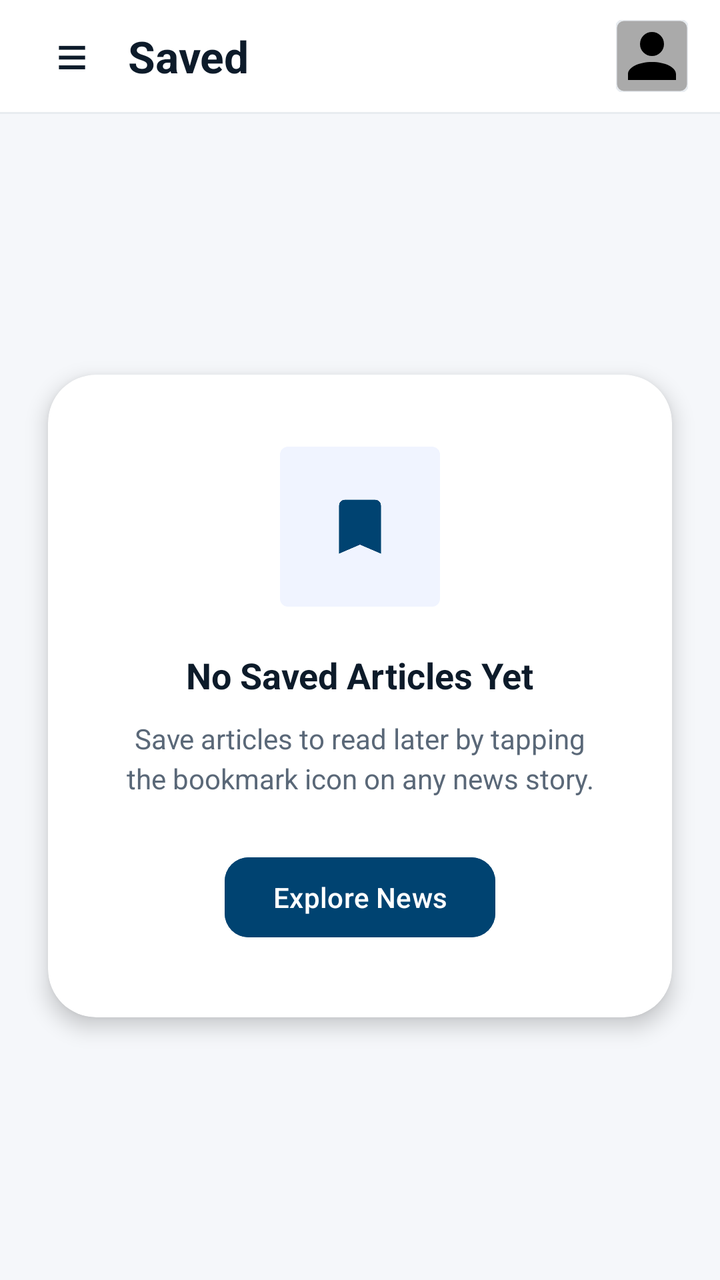
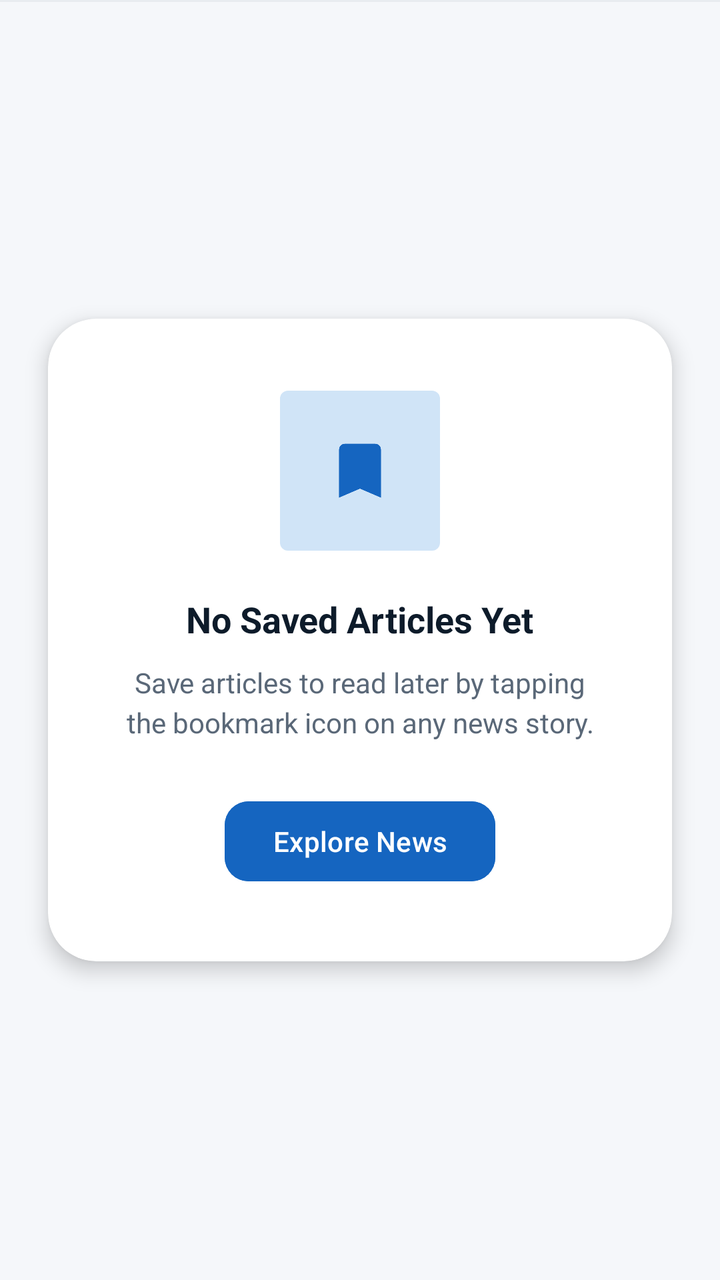

Two renders of the same Android screen: before a commit and after it. Below are the layout's source before the change and the commit's diff.
<!-- AndroidManifest.xml: application theme Theme.Kabarin -->
<!-- res/layout/fragment_saved.xml -->
<?xml version="1.0" encoding="utf-8"?>
<androidx.constraintlayout.widget.ConstraintLayout
    xmlns:android="http://schemas.android.com/apk/res/android"
    xmlns:app="http://schemas.android.com/apk/res-auto"
    xmlns:tools="http://schemas.android.com/tools"
    android:layout_width="match_parent"
    android:layout_height="match_parent"
    android:background="#F5F7FA">

    
    <LinearLayout
        android:id="@+id/layoutHeader"
        android:layout_width="match_parent"
        android:layout_height="56dp"
        android:orientation="horizontal"
        android:gravity="center_vertical"
        android:paddingStart="16dp"
        android:paddingEnd="16dp"
        android:background="#FFFFFF"
        app:layout_constraintTop_toTopOf="parent">

        <TextView
            android:id="@+id/btnMenu"
            android:layout_width="40dp"
            android:layout_height="40dp"
            android:text="≡"
            android:textSize="28sp"
            android:textColor="#0D1B2A"
            android:gravity="center"
            android:background="?attr/selectableItemBackgroundBorderless"
            android:clickable="true"
            android:focusable="true" />

        <TextView
            android:id="@+id/tvLogo"
            android:layout_width="0dp"
            android:layout_height="wrap_content"
            android:layout_weight="1"
            android:text="Saved"
            android:textSize="22sp"
            android:textStyle="bold"
            android:textColor="#0D1B2A"
            android:layout_marginStart="8dp" />

        <com.google.android.material.imageview.ShapeableImageView
            android:id="@+id/imgAvatar"
            android:layout_width="36dp"
            android:layout_height="36dp"
            android:src="@drawable/ic_profile"
            android:scaleType="centerCrop"
            android:background="@android:color/darker_gray"
            app:strokeColor="#E8ECF0"
            app:strokeWidth="1dp"
            app:shapeAppearanceOverlay="@style/ShapeAppearance.MaterialComponents.SmallComponent" />

    </LinearLayout>

    <View
        android:id="@+id/divider"
        android:layout_width="match_parent"
        android:layout_height="1dp"
        android:background="#E8ECF0"
        app:layout_constraintTop_toBottomOf="@id/layoutHeader" />

    
    <androidx.recyclerview.widget.RecyclerView
        android:id="@+id/rvSavedArticles"
        android:layout_width="0dp"
        android:layout_height="0dp"
        android:paddingTop="8dp"
        android:clipToPadding="false"
        android:visibility="gone"
        app:layout_constraintTop_toBottomOf="@id/divider"
        app:layout_constraintBottom_toBottomOf="parent"
        app:layout_constraintStart_toStartOf="parent"
        app:layout_constraintEnd_toEndOf="parent"
        tools:listitem="@layout/item_saved_articles" />

    
    <androidx.cardview.widget.CardView
        android:id="@+id/cardEmptyState"
        android:layout_width="0dp"
        android:layout_height="wrap_content"
        android:layout_marginStart="24dp"
        android:layout_marginEnd="24dp"
        app:cardCornerRadius="24dp"
        app:cardElevation="6dp"
        app:cardBackgroundColor="#FFFFFF"
        app:layout_constraintTop_toBottomOf="@id/layoutHeader"
        app:layout_constraintBottom_toBottomOf="parent"
        app:layout_constraintStart_toStartOf="parent"
        app:layout_constraintEnd_toEndOf="parent">

        <LinearLayout
            android:layout_width="match_parent"
            android:layout_height="wrap_content"
            android:orientation="vertical"
            android:gravity="center"
            android:padding="36dp">

            <FrameLayout
                android:layout_width="80dp"
                android:layout_height="80dp"
                android:layout_marginBottom="22dp">
                <View
                    android:layout_width="80dp"
                    android:layout_height="80dp"
                    android:background="@drawable/badge_category"
                    android:backgroundTint="#F0F4FF" />
                <ImageView
                    android:layout_width="36dp"
                    android:layout_height="36dp"
                    android:layout_gravity="center"
                    android:src="@drawable/ic_save"
                    app:tint="#004371" />
            </FrameLayout>

            <TextView
                android:layout_width="wrap_content"
                android:layout_height="wrap_content"
                android:text="No Saved Articles Yet"
                android:textSize="18sp"
                android:textStyle="bold"
                android:textColor="#0D1B2A"
                android:layout_marginBottom="10dp" />

            <TextView
                android:layout_width="match_parent"
                android:layout_height="wrap_content"
                android:text="Save articles to read later by tapping the bookmark icon on any news story."
                android:textSize="14sp"
                android:textColor="#5A6878"
                android:gravity="center"
                android:lineSpacingMultiplier="1.2"
                android:layout_marginBottom="26dp" />

            <Button
                android:id="@+id/btnExploreNews"
                android:layout_width="wrap_content"
                android:layout_height="wrap_content"
                android:text="Explore News"
                android:textAllCaps="false"
                android:backgroundTint="#004371"
                android:textColor="#FFFFFF"
                app:cornerRadius="12dp"
                android:paddingStart="24dp"
                android:paddingEnd="24dp" />

        </LinearLayout>
    </androidx.cardview.widget.CardView>

</androidx.constraintlayout.widget.ConstraintLayout>
<!-- res/layout/item_saved_articles.xml (included above) -->
<?xml version="1.0" encoding="utf-8"?>
<androidx.cardview.widget.CardView
    xmlns:android="http://schemas.android.com/apk/res/android"
    xmlns:app="http://schemas.android.com/apk/res-auto"
    android:layout_width="match_parent"
    android:layout_height="wrap_content"
    android:layout_marginBottom="12dp"
    app:cardCornerRadius="14dp"
    app:cardElevation="2dp"
    app:cardBackgroundColor="#FFFFFF">

    <LinearLayout
        android:layout_width="match_parent"
        android:layout_height="wrap_content"
        android:orientation="horizontal"
        android:padding="12dp"
        android:gravity="center_vertical">

        
        <androidx.cardview.widget.CardView
            android:layout_width="80dp"
            android:layout_height="80dp"
            app:cardCornerRadius="10dp"
            app:cardElevation="0dp">

            <ImageView
                android:id="@+id/ivArticleImage"
                android:layout_width="match_parent"
                android:layout_height="match_parent"
                android:scaleType="centerCrop"
                android:contentDescription="Thumbnail"
                android:src="@android:color/darker_gray" />

            
            <ImageView
                android:layout_width="18dp"
                android:layout_height="18dp"
                android:layout_gravity="top|start"
                android:layout_margin="4dp"
                android:src="@android:drawable/checkbox_on_background"
                android:contentDescription="Saved"
                app:tint="#FFFFFF" />

        </androidx.cardview.widget.CardView>

        
        <LinearLayout
            android:layout_width="0dp"
            android:layout_height="wrap_content"
            android:layout_weight="1"
            android:orientation="vertical"
            android:layout_marginStart="12dp"
            android:layout_marginEnd="8dp">

            
            <LinearLayout
                android:layout_width="match_parent"
                android:layout_height="wrap_content"
                android:orientation="horizontal"
                android:gravity="center_vertical"
                android:layout_marginBottom="4dp">

                <com.google.android.material.chip.Chip
                    android:id="@+id/chipCategory"
                    android:layout_width="wrap_content"
                    android:layout_height="wrap_content"
                    android:text="TECHNOLOGY"
                    android:textColor="#004371"
                    android:textSize="9sp"
                    android:textAllCaps="true"
                    app:chipBackgroundColor="#00000000"
                    app:chipStrokeWidth="0dp"
                    app:chipCornerRadius="0dp"
                    app:chipMinHeight="20dp"
                    app:chipStartPadding="0dp"
                    app:chipEndPadding="0dp"
                    style="@style/Widget.MaterialComponents.Chip.Action" />

                
                <ImageView
                    android:layout_width="14dp"
                    android:layout_height="14dp"
                    android:layout_marginStart="2dp"
                    android:src="@android:drawable/ic_menu_info_details"
                    android:contentDescription="Verified"
                    app:tint="#004371" />

            </LinearLayout>

            
            <TextView
                android:id="@+id/tvArticleTitle"
                android:layout_width="match_parent"
                android:layout_height="wrap_content"
                android:text="The Future of Silicon: Next-Gen Quantum..."
                android:textColor="#0A1D2D"
                android:textSize="13sp"
                android:textStyle="bold"
                android:fontFamily="sans-serif-medium"
                android:maxLines="2"
                android:ellipsize="end"
                android:lineSpacingExtra="2dp" />

            
            <TextView
                android:id="@+id/tvSavedTime"
                android:layout_width="wrap_content"
                android:layout_height="wrap_content"
                android:layout_marginTop="6dp"
                android:text="Saved 2 days ago"
                android:textColor="#A0A8B0"
                android:textSize="11sp"
                android:fontFamily="sans-serif" />

        </LinearLayout>

        
        <ImageView
            android:id="@+id/ivBookmark"
            android:layout_width="24dp"
            android:layout_height="24dp"
            android:layout_gravity="bottom"
            android:src="@android:drawable/ic_menu_save"
            android:contentDescription="Bookmark"
            app:tint="#BA1A1A" />

    </LinearLayout>

</androidx.cardview.widget.CardView>
<!-- resources referenced by this layout -->
<resources>
  <!-- drawable badge_category (drawable) -->
  <?xml version="1.0" encoding="utf-8"?>
  <shape xmlns:android="http://schemas.android.com/apk/res/android"
      android:shape="rectangle">
      <solid android:color="#1A8A6B" />   
      <corners android:radius="4dp" />
  </shape>
  <!-- drawable ic_profile (drawable) -->
  <vector xmlns:android="http://schemas.android.com/apk/res/android"
      android:width="24dp"
      android:height="24dp"
      android:viewportWidth="24"
      android:viewportHeight="24">
      <path
          android:fillColor="#FF000000"
          android:pathData="M12,4A4,4 0 0,1 16,8A4,4 0 0,1 12,12A4,4 0 0,1 8,8A4,4 0 0,1 12,4M12,14C16.42,14 20,15.79 20,18V20H4V18C4,15.79 7.58,14 12,14Z" />
  </vector>
  <!-- drawable ic_save (drawable) -->
  <vector xmlns:android="http://schemas.android.com/apk/res/android"
      android:width="24dp"
      android:height="24dp"
      android:viewportWidth="24"
      android:viewportHeight="24">
      <path
          android:fillColor="#FF000000"
          android:pathData="M17,3H7A2,2 0 0,0 5,5V21L12,18L19,21V5A2,2 0 0,0 17,3Z" />
  </vector>
  <style name="Theme.Kabarin" parent="Base.Theme.Kabarin" />
  <style name="Base.Theme.Kabarin" parent="Theme.Material3.DayNight.NoActionBar">
          
          
      </style>
</resources>

<!-- the commit's change to res/layout/fragment_saved.xml (unified diff, before → after) -->
@@ -5,62 +5,14 @@
     xmlns:tools="http://schemas.android.com/tools"
     android:layout_width="match_parent"
     android:layout_height="match_parent"
-    android:background="#F5F7FA">
-
-    
-    <LinearLayout
-        android:id="@+id/layoutHeader"
-        android:layout_width="match_parent"
-        android:layout_height="56dp"
-        android:orientation="horizontal"
-        android:gravity="center_vertical"
-        android:paddingStart="16dp"
-        android:paddingEnd="16dp"
-        android:background="#FFFFFF"
-        app:layout_constraintTop_toTopOf="parent">
-
-        <TextView
-            android:id="@+id/btnMenu"
-            android:layout_width="40dp"
-            android:layout_height="40dp"
-            android:text="≡"
-            android:textSize="28sp"
-            android:textColor="#0D1B2A"
-            android:gravity="center"
-            android:background="?attr/selectableItemBackgroundBorderless"
-            android:clickable="true"
-            android:focusable="true" />
-
-        <TextView
-            android:id="@+id/tvLogo"
-            android:layout_width="0dp"
-            android:layout_height="wrap_content"
-            android:layout_weight="1"
-            android:text="Saved"
-            android:textSize="22sp"
-            android:textStyle="bold"
-            android:textColor="#0D1B2A"
-            android:layout_marginStart="8dp" />
-
-        <com.google.android.material.imageview.ShapeableImageView
-            android:id="@+id/imgAvatar"
-            android:layout_width="36dp"
-            android:layout_height="36dp"
-            android:src="@drawable/ic_profile"
-            android:scaleType="centerCrop"
-            android:background="@android:color/darker_gray"
-            app:strokeColor="#E8ECF0"
-            app:strokeWidth="1dp"
-            app:shapeAppearanceOverlay="@style/ShapeAppearance.MaterialComponents.SmallComponent" />
-
-    </LinearLayout>
+    android:background="?android:attr/windowBackground">
 
     <View
         android:id="@+id/divider"
         android:layout_width="match_parent"
         android:layout_height="1dp"
-        android:background="#E8ECF0"
-        app:layout_constraintTop_toBottomOf="@id/layoutHeader" />
+        android:background="?attr/colorOutline"
+        app:layout_constraintTop_toTopOf="parent" />
 
     
     <androidx.recyclerview.widget.RecyclerView
@@ -85,8 +37,8 @@
         android:layout_marginEnd="24dp"
         app:cardCornerRadius="24dp"
         app:cardElevation="6dp"
-        app:cardBackgroundColor="#FFFFFF"
-        app:layout_constraintTop_toBottomOf="@id/layoutHeader"
+        app:cardBackgroundColor="?attr/colorSurface"
+        app:layout_constraintTop_toTopOf="parent"
         app:layout_constraintBottom_toBottomOf="parent"
         app:layout_constraintStart_toStartOf="parent"
         app:layout_constraintEnd_toEndOf="parent">
@@ -94,57 +46,59 @@
         <LinearLayout
             android:layout_width="match_parent"
             android:layout_height="wrap_content"
+            android:gravity="center"
             android:orientation="vertical"
-            android:gravity="center"
             android:padding="36dp">
 
             <FrameLayout
                 android:layout_width="80dp"
                 android:layout_height="80dp"
                 android:layout_marginBottom="22dp">
+
                 <View
                     android:layout_width="80dp"
                     android:layout_height="80dp"
                     android:background="@drawable/badge_category"
-                    android:backgroundTint="#F0F4FF" />
+                    android:backgroundTint="?attr/colorPrimaryContainer" />
+
                 <ImageView
                     android:layout_width="36dp"
                     android:layout_height="36dp"
                     android:layout_gravity="center"
                     android:src="@drawable/ic_save"
-                    app:tint="#004371" />
+                    app:tint="?attr/colorPrimary" />
             </FrameLayout>
 
             <TextView
                 android:layout_width="wrap_content"
                 android:layout_height="wrap_content"
+                android:layout_marginBottom="10dp"
                 android:text="No Saved Articles Yet"
+                android:textColor="?attr/colorOnSurface"
                 android:textSize="18sp"
-                android:textStyle="bold"
-                android:textColor="#0D1B2A"
-                android:layout_marginBottom="10dp" />
-
-            <TextView
-                android:layout_width="match_parent"
-                android:layout_height="wrap_content"
-                android:text="Save articles to read later by tapping the bookmark icon on any news story."
-                android:textSize="14sp"
-                android:textColor="#5A6878"
+                android:textStyle="bold" />
+
+            <TextView
+                android:layout_width="match_parent"
+                android:layout_height="wrap_content"
+                android:layout_marginBottom="26dp"
                 android:gravity="center"
                 android:lineSpacingMultiplier="1.2"
-                android:layout_marginBottom="26dp" />
+                android:text="Save articles to read later by tapping the bookmark icon on any news story."
+                android:textColor="?attr/colorOnSurfaceVariant"
+                android:textSize="14sp" />
 
             <Button
                 android:id="@+id/btnExploreNews"
                 android:layout_width="wrap_content"
                 android:layout_height="wrap_content"
+                android:backgroundTint="?attr/colorPrimary"
+                android:paddingStart="24dp"
+                android:paddingEnd="24dp"
                 android:text="Explore News"
                 android:textAllCaps="false"
-                android:backgroundTint="#004371"
-                android:textColor="#FFFFFF"
-                app:cornerRadius="12dp"
-                android:paddingStart="24dp"
-                android:paddingEnd="24dp" />
+                android:textColor="?attr/colorOnPrimary"
+                app:cornerRadius="12dp" />
 
         </LinearLayout>
     </androidx.cardview.widget.CardView>
@@ -160,7 +114,7 @@
     android:layout_marginBottom="12dp"
     app:cardCornerRadius="14dp"
     app:cardElevation="2dp"
-    app:cardBackgroundColor="#FFFFFF">
+    app:cardBackgroundColor="?attr/colorSurface">
 
     <LinearLayout
         android:layout_width="match_parent"
@@ -218,10 +172,10 @@
                     android:layout_width="wrap_content"
                     android:layout_height="wrap_content"
                     android:text="TECHNOLOGY"
-                    android:textColor="#004371"
+                    android:textColor="?attr/colorPrimary"
                     android:textSize="9sp"
                     android:textAllCaps="true"
-                    app:chipBackgroundColor="#00000000"
+                    app:chipBackgroundColor="@android:color/transparent"
                     app:chipStrokeWidth="0dp"
                     app:chipCornerRadius="0dp"
                     app:chipMinHeight="20dp"
@@ -236,7 +190,7 @@
                     android:layout_marginStart="2dp"
                     android:src="@android:drawable/ic_menu_info_details"
                     android:contentDescription="Verified"
-                    app:tint="#004371" />
+                    app:tint="?attr/colorPrimary" />
 
             </LinearLayout>
 
@@ -246,7 +200,7 @@
                 android:layout_width="match_parent"
                 android:layout_height="wrap_content"
                 android:text="The Future of Silicon: Next-Gen Quantum..."
-                android:textColor="#0A1D2D"
+                android:textColor="?attr/colorOnSurface"
                 android:textSize="13sp"
                 android:textStyle="bold"
                 android:fontFamily="sans-serif-medium"
@@ -261,7 +215,7 @@
                 android:layout_height="wrap_content"
                 android:layout_marginTop="6dp"
                 android:text="Saved 2 days ago"
-                android:textColor="#A0A8B0"
+                android:textColor="?attr/colorOnSurfaceVariant"
                 android:textSize="11sp"
                 android:fontFamily="sans-serif" />
 
<!-- resource entries referenced after the edit -->
@@ -7,16 +7,6 @@
       <solid android:color="#1A8A6B" />   
       <corners android:radius="4dp" />
   </shape>
-  <!-- drawable ic_profile (drawable) -->
-  <vector xmlns:android="http://schemas.android.com/apk/res/android"
-      android:width="24dp"
-      android:height="24dp"
-      android:viewportWidth="24"
-      android:viewportHeight="24">
-      <path
-          android:fillColor="#FF000000"
-          android:pathData="M12,4A4,4 0 0,1 16,8A4,4 0 0,1 12,12A4,4 0 0,1 8,8A4,4 0 0,1 12,4M12,14C16.42,14 20,15.79 20,18V20H4V18C4,15.79 7.58,14 12,14Z" />
-  </vector>
   <!-- drawable ic_save (drawable) -->
   <vector xmlns:android="http://schemas.android.com/apk/res/android"
       android:width="24dp"
@@ -29,8 +19,15 @@
   </vector>
   <style name="Theme.Kabarin" parent="Base.Theme.Kabarin" />
   <style name="Base.Theme.Kabarin" parent="Theme.Material3.DayNight.NoActionBar">
-          
-          
+          <item name="colorPrimary">#1565C0</item>
+          <item name="colorOnPrimary">#FFFFFF</item>
+          <item name="colorPrimaryContainer">#D0E4F7</item>
+  
+          <item name="android:windowBackground">#F5F7FA</item>
+          <item name="colorSurface">#FFFFFF</item>
+          <item name="colorOnSurface">#0D1B2A</item>
+          <item name="colorOnSurfaceVariant">#5A6878</item>
+          <item name="colorOutline">#E8ECF0</item>
       </style>
 </resources>
 
